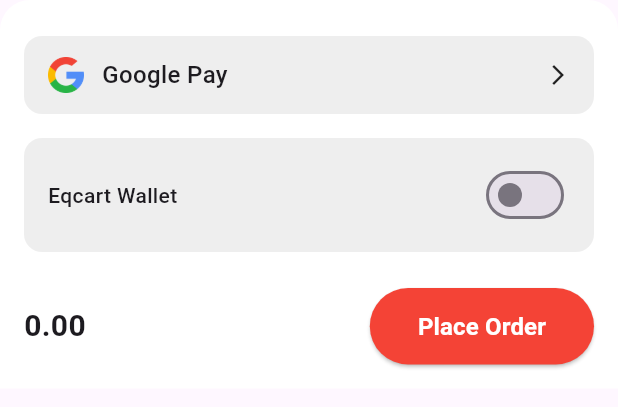
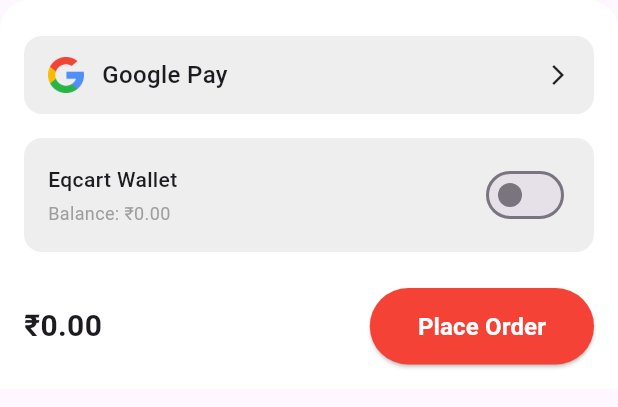
Before and after one commit to MuthuCapz/Eqcart, a Flutter app: the CheckoutBottomSheet widget shown alone on an empty page, opened directly with empty values, after a tap on "Place Order", on a phone screen of 412 x 824 dp. Shown: the top 407 px of the screen. Run offline on Flutter 3.47's test engine with Material 3 defaults, Android fonts, the phone set to English and light mode, and no system bars; our stand-ins replace cached_network_image, carousel_slider, cloud_firestore, firebase_auth, firebase_core, firebase_storage and 7 more; missing offline and left inert: razorpay_flutter; accounts and stored records are empty; network calls fail.

Commit message:
bottomsheet checkout page function

```diff
--- a/lib/presentation/screens/cart/checkout_bottom_sheet.dart
+++ b/lib/presentation/screens/cart/checkout_bottom_sheet.dart
@@ -1,9 +1,12 @@
+import 'package:flutter/cupertino.dart';
 import 'package:flutter/material.dart';
+import 'checkout_functions.dart';
 
 class CheckoutBottomSheet extends StatefulWidget {
   final double totalAmount;
 
-  const CheckoutBottomSheet({Key? key, required this.totalAmount}) : super(key: key);
+  const CheckoutBottomSheet({Key? key, required this.totalAmount})
+      : super(key: key);
 
   @override
   State<CheckoutBottomSheet> createState() => _CheckoutBottomSheetState();
@@ -11,10 +14,43 @@
 
 class _CheckoutBottomSheetState extends State<CheckoutBottomSheet> {
   bool isWalletUsed = false;
+  late PaymentService paymentService;
+  double walletBalance = 0.0;
 
-  void _handleGooglePayTap() {
-    // TODO: Add Razorpay payment gateway trigger here
-    print('Google Pay tapped!');
+  @override
+  void initState() {
+    super.initState();
+    paymentService = PaymentService(
+      context: context,
+      orderTotalAmount: widget.totalAmount,
+      onOrderCompleted: () {
+        Navigator.pushReplacement(
+          context,
+          MaterialPageRoute(builder: (context) => const OrderSuccessPage()),
+        );
+      },
+    );
+    paymentService.init();
+    fetchWalletBalance();
+  }
+
+  @override
+  void dispose() {
+    paymentService.dispose();
+    super.dispose();
+  }
+
+  Future<void> fetchWalletBalance() async {
+    walletBalance = await PaymentService.getWalletBalance();
+    setState(() {});
+  }
+
+  void onPlaceOrderPressed() {
+    if (isWalletUsed) {
+      paymentService.handlePlaceOrder();
+    } else {
+      paymentService.openCheckout(widget.totalAmount);
+    }
   }
 
   @override
@@ -32,7 +68,9 @@
 
           // Google Pay Option
           GestureDetector(
-            onTap: _handleGooglePayTap,
+            onTap: () {
+              paymentService.openCheckout(widget.totalAmount);
+            },
             child: Container(
               padding: const EdgeInsets.symmetric(vertical: 14, horizontal: 16),
               decoration: BoxDecoration(
@@ -43,10 +81,9 @@
                 children: [
                   Image.asset('assets/images/google_logo.png', height: 24),
                   const SizedBox(width: 12),
-                  const Text(
-                    'Google Pay',
-                    style: TextStyle(fontSize: 16, fontWeight: FontWeight.w500),
-                  ),
+                  const Text('Google Pay',
+                      style:
+                          TextStyle(fontSize: 16, fontWeight: FontWeight.w500)),
                   const Spacer(),
                   const Icon(Icons.arrow_forward_ios, size: 16),
                 ],
@@ -65,9 +102,18 @@
             ),
             child: Row(
               children: [
-                const Text(
-                  'Eqcart Wallet',
-                  style: TextStyle(fontSize: 14, fontWeight: FontWeight.w500),
+                Column(
+                  crossAxisAlignment: CrossAxisAlignment.start,
+                  children: [
+                    const Text('Eqcart Wallet',
+                        style: TextStyle(
+                            fontSize: 14, fontWeight: FontWeight.w500)),
+                    const SizedBox(height: 4),
+                    Text(
+                      'Balance: ₹${walletBalance.toStringAsFixed(2)}',
+                      style: const TextStyle(fontSize: 12, color: Colors.grey),
+                    ),
+                  ],
                 ),
                 const Spacer(),
                 Switch(
@@ -89,33 +135,28 @@
             mainAxisAlignment: MainAxisAlignment.spaceBetween,
             children: [
               Text(
-                '${widget.totalAmount.toStringAsFixed(2)}',
-                style: const TextStyle(
-                  fontSize: 20,
-                  fontWeight: FontWeight.bold,
-                ),
+                '₹${widget.totalAmount.toStringAsFixed(2)}',
+                style:
+                    const TextStyle(fontSize: 20, fontWeight: FontWeight.bold),
               ),
               ElevatedButton(
                 style: ElevatedButton.styleFrom(
-                  backgroundColor: Colors.red, // Red color button
-                  padding: const EdgeInsets.symmetric(horizontal: 32, vertical: 14),
+                  backgroundColor: Colors.red,
+                  padding:
+                      const EdgeInsets.symmetric(horizontal: 32, vertical: 14),
                   shape: RoundedRectangleBorder(
                     borderRadius: BorderRadius.circular(30),
                   ),
                 ),
-                onPressed: () {
-                  // TODO: Add place order logic here
-                  print('Place Order pressed');
-                },
+                onPressed: onPlaceOrderPressed,
                 child: const Text(
                   'Place Order',
                   style: TextStyle(
-                    fontSize: 16,
-                    fontWeight: FontWeight.bold,
-                    color: Colors.white,
-                  ),
+                      fontSize: 16,
+                      fontWeight: FontWeight.bold,
+                      color: Colors.white),
                 ),
-              )
+              ),
             ],
           ),
         ],
@@ -123,3 +164,42 @@
     );
   }
 }
+
+class OrderSuccessPage extends StatelessWidget {
+  const OrderSuccessPage({Key? key}) : super(key: key);
+
+  @override
+  Widget build(BuildContext context) {
+    return Scaffold(
+      backgroundColor: Colors.white,
+      body: Center(
+        child: Column(
+          mainAxisAlignment: MainAxisAlignment.center,
+          children: [
+            const Icon(Icons.check_circle, size: 120, color: Colors.green),
+            const SizedBox(height: 20),
+            const Text(
+              "Order Placed Successfully!",
+              style: TextStyle(fontSize: 22, fontWeight: FontWeight.bold),
+            ),
+            const SizedBox(height: 30),
+            ElevatedButton(
+              style: ElevatedButton.styleFrom(
+                backgroundColor: Colors.green,
+                padding:
+                    const EdgeInsets.symmetric(horizontal: 32, vertical: 14),
+              ),
+              onPressed: () {
+                Navigator.pop(context);
+              },
+              child: const Text(
+                'Continue Shopping',
+                style: TextStyle(fontSize: 16, color: Colors.white),
+              ),
+            ),
+          ],
+        ),
+      ),
+    );
+  }
+}
--- /dev/null
+++ b/lib/presentation/screens/cart/checkout_functions.dart
@@ -0,0 +1,163 @@
+import 'package:cloud_firestore/cloud_firestore.dart';
+import 'package:firebase_auth/firebase_auth.dart';
+import 'package:flutter/material.dart';
+import 'package:razorpay_flutter/razorpay_flutter.dart';
+
+class PaymentService {
+  late Razorpay _razorpay;
+  final BuildContext context;
+  final double orderTotalAmount;
+  final Function onOrderCompleted;
+
+  double _walletBalance = 0.0;
+  bool _walletDeducted = false;
+
+  PaymentService({
+    required this.context,
+    required this.orderTotalAmount,
+    required this.onOrderCompleted,
+  });
+
+  void init() {
+    _razorpay = Razorpay();
+    _razorpay.on(Razorpay.EVENT_PAYMENT_SUCCESS, _handlePaymentSuccess);
+    _razorpay.on(Razorpay.EVENT_PAYMENT_ERROR, _handlePaymentError);
+    _razorpay.on(Razorpay.EVENT_EXTERNAL_WALLET, _handleExternalWallet);
+  }
+
+  void dispose() {
+    _razorpay.clear();
+  }
+
+  Future<void> handlePlaceOrder() async {
+    _walletBalance = await getWalletBalance();
+    if (_walletBalance >= orderTotalAmount) {
+      await deductFromWallet(orderTotalAmount);
+      _walletDeducted = true;
+      onOrderCompleted();
+      showMessage('Order placed using wallet!');
+    } else {
+      if (_walletBalance > 0) {
+        await deductFromWallet(_walletBalance);
+        _walletDeducted = true;
+      }
+      double remainingAmount = orderTotalAmount - _walletBalance;
+      openCheckout(remainingAmount);
+    }
+  }
+
+  void openCheckout(double payableAmount) {
+    var options = {
+      'key': 'rzp_live_7rk7sJYf7JnVOk',
+      'amount': (payableAmount * 100).toInt(),
+      'name': 'EqCart',
+      'description': 'Order Payment',
+    };
+
+    try {
+      _razorpay.open(options);
+    } catch (e) {
+      debugPrint('Error: $e');
+    }
+  }
+
+  void _handlePaymentSuccess(PaymentSuccessResponse response) {
+    showMessage('Payment Successful: ${response.paymentId}');
+    onOrderCompleted();
+  }
+
+  void _handlePaymentError(PaymentFailureResponse response) async {
+    showMessage('Payment Failed: ${response.message}');
+    if (_walletDeducted) {
+      // Payment failed, refund back to wallet
+      await refundWallet(_walletBalance);
+      _walletDeducted = false;
+    }
+  }
+
+  void _handleExternalWallet(ExternalWalletResponse response) {
+    showMessage('External Wallet: ${response.walletName}');
+  }
+
+  void showMessage(String message) {
+    ScaffoldMessenger.of(context)
+        .showSnackBar(SnackBar(content: Text(message)));
+  }
+
+  // Firebase Wallet Functions
+
+  static Future<double> getWalletBalance() async {
+    String uid = FirebaseAuth.instance.currentUser!.uid;
+    DocumentSnapshot snapshot = await FirebaseFirestore.instance
+        .collection('users')
+        .doc(uid)
+        .collection('wallet')
+        .doc('walletData')
+        .get();
+
+    if (snapshot.exists) {
+      return (snapshot.data() as Map<String, dynamic>)['balance']?.toDouble() ??
+          0.0;
+    }
+    return 0.0;
+  }
+
+  static Future<void> deductFromWallet(double amount) async {
+    String uid = FirebaseAuth.instance.currentUser!.uid;
+    DocumentReference docRef = FirebaseFirestore.instance
+        .collection('users')
+        .doc(uid)
+        .collection('wallet')
+        .doc('walletData');
+
+    await FirebaseFirestore.instance.runTransaction((transaction) async {
+      DocumentSnapshot snapshot = await transaction.get(docRef);
+      if (!snapshot.exists) {
+        throw Exception("Wallet does not exist!");
+      }
+      double currentBalance =
+          (snapshot.data() as Map<String, dynamic>)['balance']?.toDouble() ??
+              0.0;
+      double newBalance = currentBalance - amount;
+      if (newBalance < 0) newBalance = 0;
+      transaction.update(docRef, {'balance': newBalance});
+    });
+  }
+
+  static Future<void> refundWallet(double amount) async {
+    String uid = FirebaseAuth.instance.currentUser!.uid;
+    DocumentReference docRef = FirebaseFirestore.instance
+        .collection('users')
+        .doc(uid)
+        .collection('wallet')
+        .doc('walletData');
+
+    await FirebaseFirestore.instance.runTransaction((transaction) async {
+      DocumentSnapshot snapshot = await transaction.get(docRef);
+      if (!snapshot.exists) {
+        throw Exception("Wallet does not exist!");
+      }
+      double currentBalance =
+          (snapshot.data() as Map<String, dynamic>)['balance']?.toDouble() ??
+              0.0;
+      double newBalance = currentBalance + amount;
+      transaction.update(docRef, {'balance': newBalance});
+    });
+  }
+
+  static Stream<double> walletBalanceStream() {
+    String uid = FirebaseAuth.instance.currentUser!.uid;
+    return FirebaseFirestore.instance
+        .collection('users')
+        .doc(uid)
+        .collection('wallet')
+        .doc('walletData')
+        .snapshots()
+        .map((snapshot) {
+      if (snapshot.exists) {
+        return (snapshot.data()?['balance'] ?? 0).toDouble();
+      }
+      return 0.0;
+    });
+  }
+}
```
